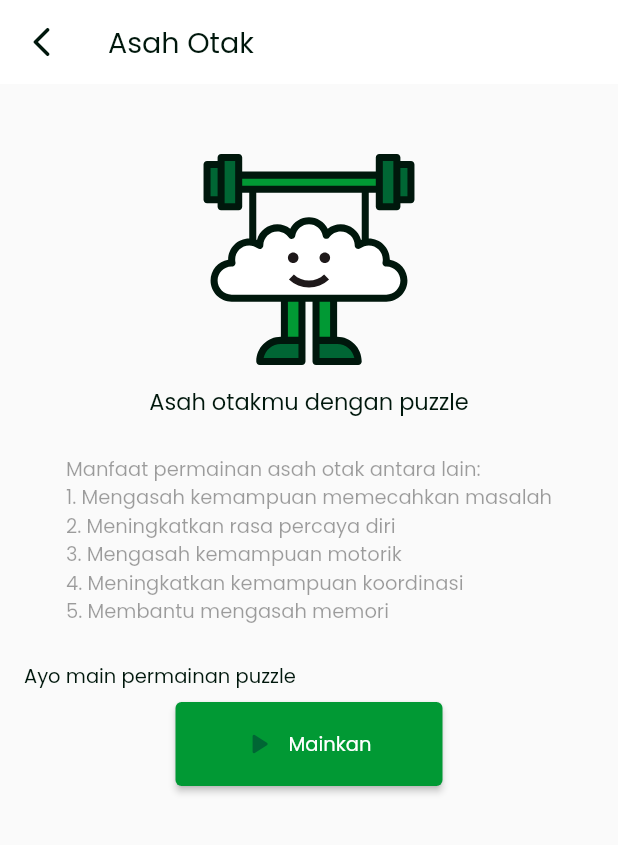
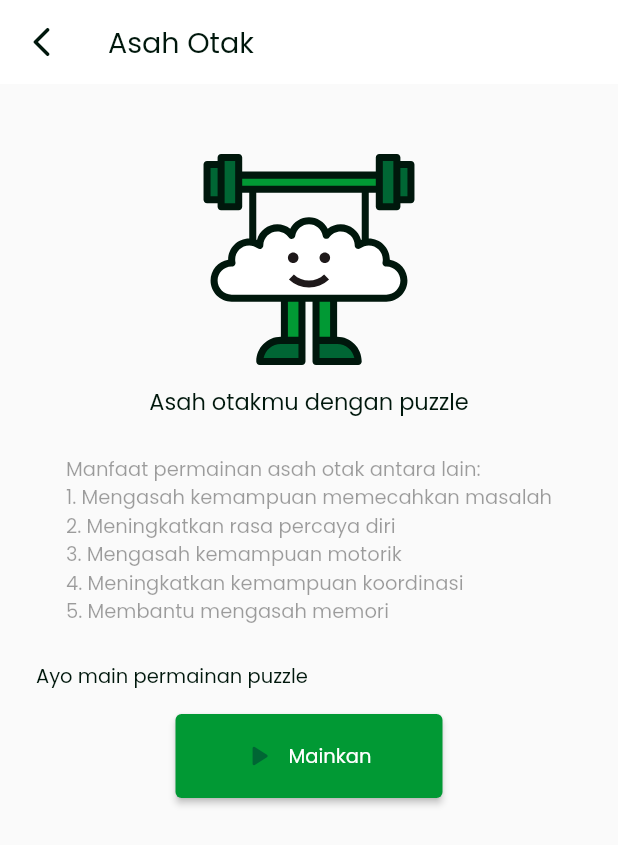
Before and after one commit to roningrum/pustaka_app, a Flutter app: the AsahOtak screen opened by its route, on a phone screen of 412 x 824 dp. Shown: the top 845 px of the screen. Run offline on Flutter 3.47's test engine with Material 2 defaults, Android fonts, the phone set to English and light mode, and no system bars; our stand-ins replace cached_network_image, flutter_svg, google_maps_flutter, shimmer.

Commit message:
edit asah otak

```diff
--- a/lib/screens/asah_otak/asah_otak.dart
+++ b/lib/screens/asah_otak/asah_otak.dart
@@ -56,13 +56,13 @@ class _AsahOtakState extends State<AsahOtak> {
           ),
           Container(
             alignment: Alignment.topLeft,
-            margin: EdgeInsets.only(left: 16.0, top: 8),
+            margin: EdgeInsets.only(left: 24, top: 8),
             child: Text("Ayo main permainan puzzle", style: kPustakaBlackRegular.copyWith(fontSize: 13),),
           ),
           Container(
             width: 178,
             height: 56,
-            margin: EdgeInsets.only(top: 8),
+            margin: EdgeInsets.only(top: 16),
             child: ElevatedButton.icon(
               onPressed: (){},
               style: ButtonStyle(backgroundColor: MaterialStateProperty.all(kPrimaryColor)),
```
